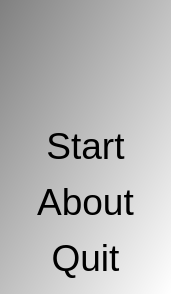
First picture: the form in qtimagerotatermenudialog.ui, repository richelbilderbeek/ImageRotater, before the edit.
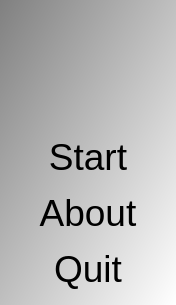
Second picture: the form after the edit. Icons and pictures are not drawn.

```diff
--- a/qtimagerotatermenudialog.ui
+++ b/qtimagerotatermenudialog.ui
@@ -6,8 +6,8 @@
    <rect>
     <x>0</x>
     <y>0</y>
-    <width>171</width>
-    <height>294</height>
+    <width>176</width>
+    <height>305</height>
    </rect>
   </property>
   <property name="font">
```
Left out of the diff: 4 changed lines with no effect on the pictures.
